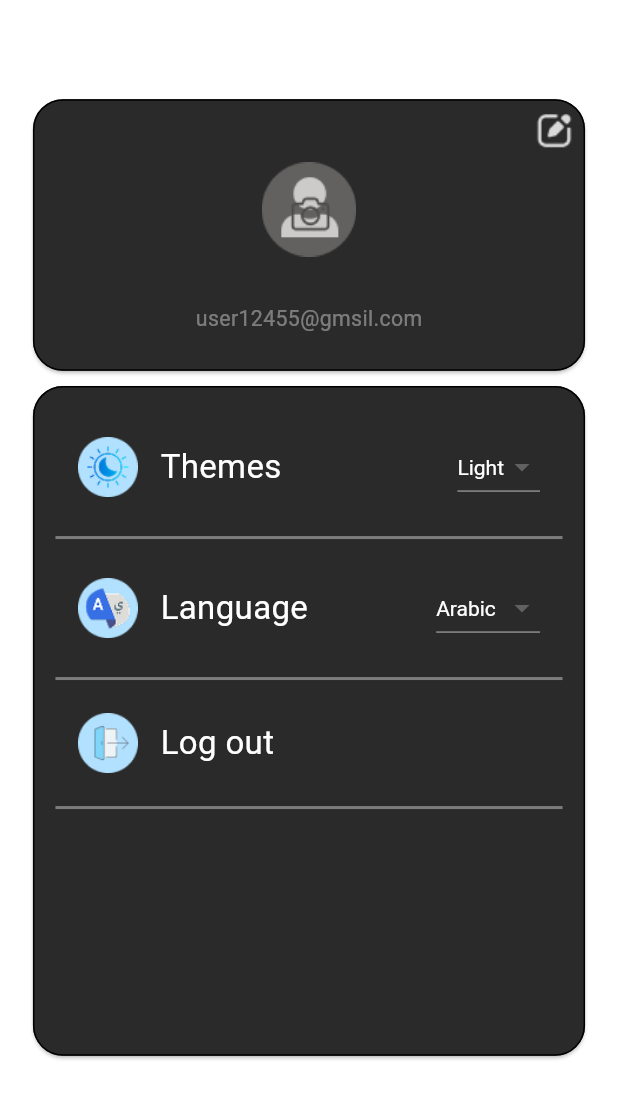
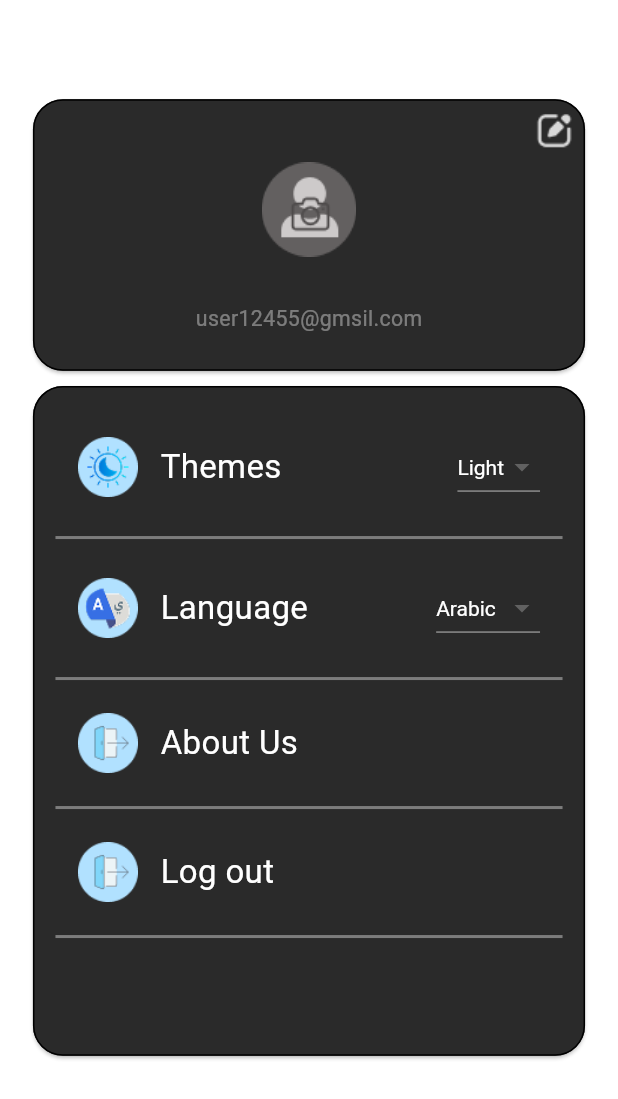
Before and after one commit to embeby/vento_soffio, a Flutter app: the SettingsTab screen opened directly, on a phone screen of 412 x 824 dp. Shown: the top 1099 px of the screen. Run offline on Flutter 3.47's test engine with Material 3 defaults, Android fonts, the phone set to English and light mode, and no system bars; our stand-ins replace firebase_auth, firebase_core, flutter_screenutil, flutter_svg; accounts and stored records are empty; generated files the repository leaves out were written again.

Commit message:
+localization +settings +fetsharProgress +firebaseAuth

```diff
--- a/lib/auth/Widgets/textFildWedgiet.dart
+++ b/lib/auth/Widgets/textFildWedgiet.dart
@@ -52,8 +52,8 @@ class _TextFWidgetState extends State<TextFWidget> {
                         : const Icon(Icons.visibility_outlined),
                   )
                 : null,
-            labelText: widget.HaedField,
-            labelStyle: const TextStyle(color: Colors.white24),
+             labelText: widget.HaedField,
+            labelStyle:  TextStyle(color: Colors.white24),
             focusedBorder: OutlineInputBorder(
               borderRadius: BorderRadius.circular(20),
               borderSide: const BorderSide(color: Colors.blue, width: 2),
--- a/lib/l10n/app_ar.arb
+++ b/lib/l10n/app_ar.arb
@@ -17,6 +17,7 @@
 "mission": "% تم انجاز",
 "dark": "داكن",
 "logOut": "تسجيل خروج",
+"aboutUs": "تفاصل",
 "requestService": "طلب الخدمه",
 "mobileDescription": "تطبيق الهاتف المحمول هو برنامج برمجي تم تطويره خصيصًا للعمل على الأجهزة المحمولة مثل الهواتف الذكية والأجهزة اللوحية.يهدف إلى تقديم خدمات أو وظائف متنوعة تلبي احتياجات المستخدم في مجالات مختلفة مثل: الشبكات الاجتماعية، الترفيه، التجارة الإلكترونية، التعليم، الصحة، الإنتاجية، والألعاب.تُعرف تطبيقات الهاتف بسهولة الوصول إليها وأدائها الأسرع مقارنة بالمواقع الإلكترونية، حيث يمكن استخدامها غالبًا بدون اتصال دائم بالإنترنت.يتم تطوير هذه التطبيقات باستخدام لغات وتقنيات برمجة مختلفة، مثل Flutter وReact Native، أو باستخدام لغات أصلية مثل Java وKotlin لنظام أندرويد، وSwift لنظام iOS.تشمل عملية تطوير تطبيقات الهاتف عدة مراحل، تبدأ من تصميم واجهة المستخدم و(ملحوظة: النص الأصلي فيه تكرار وجملة غير مكتملة في الآخر. تحب أكمّلها لك بشكل منطقي",
 "uiUxDescription": "الـ UI والـ UX هما جزءين مهمين في تصميم أي تطبيق أو موقع، لكن كل واحد ليه دوره المختلف.الـ UI (واجهة المستخدم) هو الشكل اللي المستخدم بيشوفه ويتفاعل معاه، زي الأزرار، الألوان، الخطوط، والمسافات. بمعنى أبسط، هو الـ منظر أو التصميم الخارجي.أما الـ UX (تجربة المستخدم)، فده الإحساس العام اللي بيحس بيه المستخدم وهو بيتعامل مع التطبيق أو الموقع. هل حس إن الدنيا سهلة؟ هل ضاع في النص؟ هل لقى اللي كان بيدور عليه بسرعة؟الـ UX بيهتم إن كل حاجة تكون منطقية، مرتبة، وسلسة.الاتنين بيكملوا بعض: ما ينفعش يكون الشكل حلو (UI) بس التفاعل معاه مزعج أو معقد (UX)، ولا العكس. لازم يكون فيه توازن علشان تطلع تجربة ممتعة وفعالة للمستخدم.",
--- a/lib/l10n/app_en.arb
+++ b/lib/l10n/app_en.arb
@@ -15,6 +15,7 @@
 "english": "English",
 "arabic": "Arabic",
 "mission": "% Completed",
+"aboutUs": "About Us",
 "light": "Light",
 "dark": "Dark",
 "logOut": "Log out",
--- a/lib/presentation/home/tabs/SettingsTab/Settings_tab.dart
+++ b/lib/presentation/home/tabs/SettingsTab/Settings_tab.dart
@@ -167,7 +167,7 @@ class _SettingsTabState extends State<SettingsTab> {
                               dropdownColor: Colors.black,
                               items: <String>[
                                 AppLocalizations.of(context)!.english,
-                                AppLocalizations.of(context)!.arabic
+                                AppLocalizations.of(context)!.arabic,
                               ].map((String value) {
                                 return DropdownMenuItem<String>(
                                   value: value,
@@ -201,6 +201,29 @@ class _SettingsTabState extends State<SettingsTab> {
                               ),
                               const SizedBox(width: 15),
                               Text(
+                                AppLocalizations.of(context)!.aboutUs,
+                                style: const TextStyle(
+                                    color: Colors.white, fontSize: 22),
+                              ),
+                            ],
+                          ),
+                        ),
+                      ),
+                      const Divider(color: Colors.white38, thickness: 2),
+                      InkWell(
+                        onTap: () {},
+                        child: Padding(
+                          padding: const EdgeInsets.all(15.0),
+                          child: Row(
+                            children: [
+                              const SizedBox(
+                                height: 40,
+                                child: Image(
+                                    image:
+                                    AssetImage(AssetsManager.logUotImage)),
+                              ),
+                              const SizedBox(width: 15),
+                              Text(
                                 AppLocalizations.of(context)!.logOut,
                                 style: const TextStyle(
                                     color: Colors.white, fontSize: 22),
```
Also changed, not shown: lib/auth/LoginScreen/LoginScreen.dart (+26 -5 lines), lib/auth/Widgets/customLoading.dart (added, +18 -0 lines), lib/auth/Widgets/customMassge.dart (added, +16 -0 lines), lib/auth/createScreen/createScreen.dart (+11 -5 lines).
